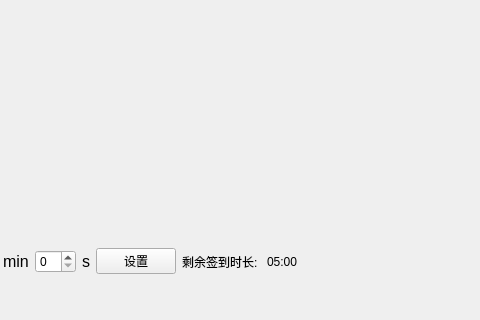
Before: the Qt Designer form src/register.ui in Harry-hhj/System-Everywhere, drawn with Qt 5; both pictures show x 147 to 627 and y 339 to 659 of the 979 by 659 pixel window.
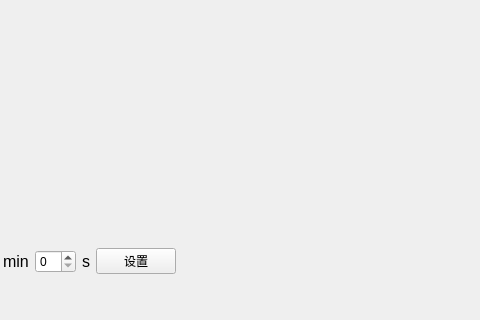
After: the same form once the commit is applied.

Commit message: finish register

What changed in the file:
```diff
--- a/src/register.ui
+++ b/src/register.ui
@@ -247,20 +247,6 @@
             </property>
            </widget>
           </item>
-          <item>
-           <widget class="QLabel" name="label">
-            <property name="text">
-             <string>剩余签到时长: </string>
-            </property>
-           </widget>
-          </item>
-          <item>
-           <widget class="QLabel" name="remaining_time">
-            <property name="text">
-             <string>05:00</string>
-            </property>
-           </widget>
-          </item>
           <item>
            <spacer name="horizontalSpacer">
             <property name="orientation">
```
Left out of the diff: 3 changed lines with no effect on the pictures. The commit also changes 5 other files.
